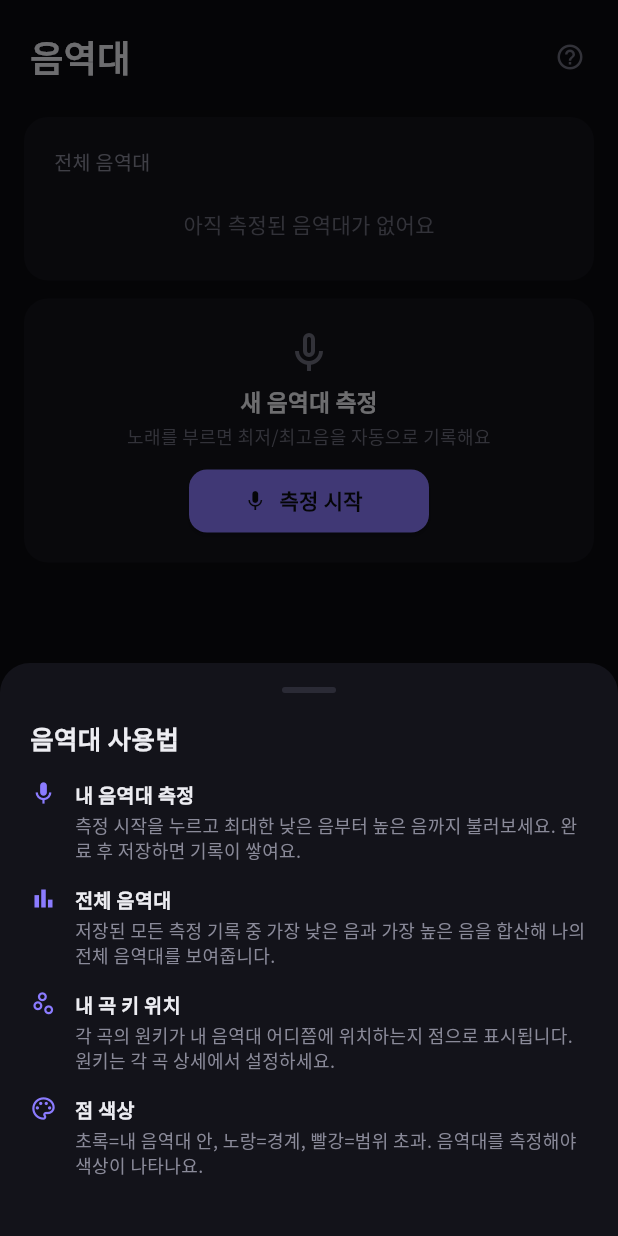
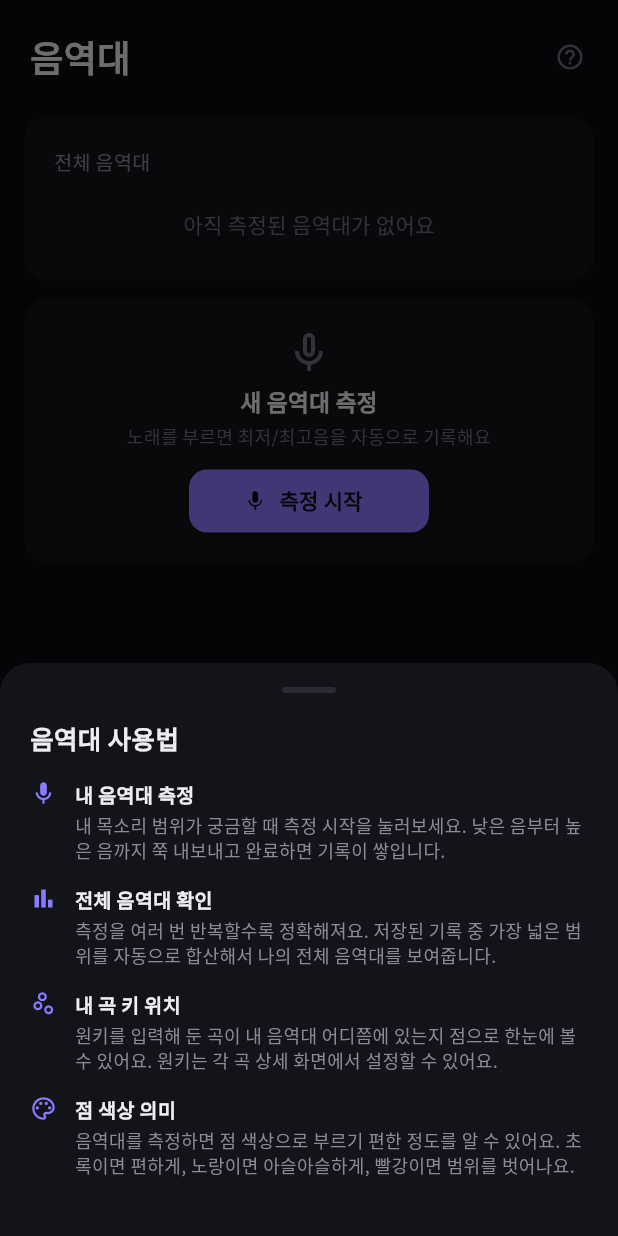
Before and after one commit to wjdgus3608/singbook, a Flutter app: the RangeScreen screen opened directly, after a tap on the "help outline" icon, on a phone screen of 412 x 824 dp. Run offline on Flutter 3.47's test engine with Material 3 defaults, Android fonts, the phone set to English and light mode, and no system bars; our stand-ins replace cached_network_image, dio, google_fonts, share_plus, sqflite; missing offline and left inert: pitch_detector_dart, record; accounts and stored records are empty.

Commit message:
도움말 텍스트 상황 중심으로 개선 (인식/음역대 탭)
Co-Authored-By: Claude Sonnet 4.6 <noreply@anthropic.com>

```diff
--- a/lib/screens/range_screen.dart
+++ b/lib/screens/range_screen.dart
@@ -187,13 +187,13 @@ class RangeScreenState extends State<RangeScreen> with WidgetsBindingObserver {
                         title: '음역대 사용법',
                         items: [
                           const HelpItem(Icons.mic_outlined, '내 음역대 측정',
-                              '측정 시작을 누르고 최대한 낮은 음부터 높은 음까지 불러보세요. 완료 후 저장하면 기록이 쌓여요.'),
-                          const HelpItem(Icons.bar_chart_outlined, '전체 음역대',
-                              '저장된 모든 측정 기록 중 가장 낮은 음과 가장 높은 음을 합산해 나의 전체 음역대를 보여줍니다.'),
+                              '내 목소리 범위가 궁금할 때 측정 시작을 눌러보세요. 낮은 음부터 높은 음까지 쭉 내보내고 완료하면 기록이 쌓입니다.'),
+                          const HelpItem(Icons.bar_chart_outlined, '전체 음역대 확인',
+                              '측정을 여러 번 반복할수록 정확해져요. 저장된 기록 중 가장 넓은 범위를 자동으로 합산해서 나의 전체 음역대를 보여줍니다.'),
                           const HelpItem(Icons.scatter_plot_outlined, '내 곡 키 위치',
-                              '각 곡의 원키가 내 음역대 어디쯤에 위치하는지 점으로 표시됩니다. 원키는 각 곡 상세에서 설정하세요.'),
-                          const HelpItem(Icons.palette_outlined, '점 색상',
-                              '초록=내 음역대 안, 노랑=경계, 빨강=범위 초과. 음역대를 측정해야 색상이 나타나요.'),
+                              '원키를 입력해 둔 곡이 내 음역대 어디쯤에 있는지 점으로 한눈에 볼 수 있어요. 원키는 각 곡 상세 화면에서 설정할 수 있어요.'),
+                          const HelpItem(Icons.palette_outlined, '점 색상 의미',
+                              '음역대를 측정하면 점 색상으로 부르기 편한 정도를 알 수 있어요. 초록이면 편하게, 노랑이면 아슬아슬하게, 빨강이면 범위를 벗어나요.'),
                         ]),
                   ),
                 ],
--- a/lib/screens/recognize_screen.dart
+++ b/lib/screens/recognize_screen.dart
@@ -156,12 +156,12 @@ class _RecognizeScreenState extends State<RecognizeScreen>
                     onPressed: () => showHelpSheet(context,
                         title: '인식 사용법',
                         items: [
-                          const HelpItem(Icons.music_note_outlined, '노래 인식',
-                              '노래방에서 전주가 나올 때 버튼을 탭하세요. 10초간 음악을 듣고 곡을 자동으로 찾아줍니다.'),
-                          const HelpItem(Icons.add_circle_outline, '내 목록에 추가',
-                              '인식에 성공하면 "내 목록에 추가" 버튼으로 저장하고 키 정보를 바로 입력할 수 있어요.'),
-                          const HelpItem(Icons.tips_and_updates_outlined, '인식 팁',
-                              '전주가 시작되는 순간 탭하면 인식률이 높아요. 소리가 너무 작거나 시끄러우면 실패할 수 있어요.'),
+                          const HelpItem(Icons.music_note_outlined, '노래 자동 인식',
+                              '노래방에서 전주가 흘러나오기 시작할 때 버튼을 탭하세요. 10초간 듣고 어떤 곡인지 자동으로 찾아줍니다.'),
+                          const HelpItem(Icons.add_circle_outline, '바로 저장',
+                              '인식에 성공하면 "내 목록에 추가" 버튼을 눌러 키 조절 정보와 태그를 바로 기록해 저장할 수 있어요.'),
+                          const HelpItem(Icons.tips_and_updates_outlined, '인식이 잘 안 될 때',
+                              '전주가 시작되는 첫 순간에 탭할수록 인식률이 높아요. 주변 소리가 너무 크거나 음악 볼륨이 작으면 실패할 수 있으니 스피커에 가까이 대보세요.'),
                         ]),
                   ),
                 ],
```
